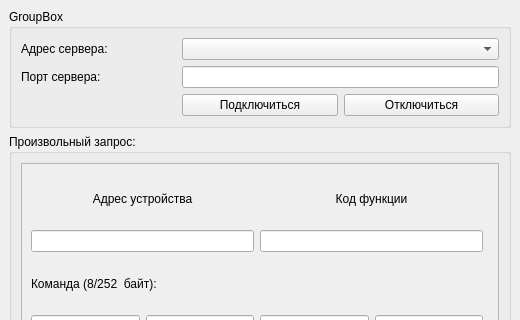
Above: modbustcpclient.ui from DenJonson/modbusTCP-client_qt before the change; both pictures show x 0 to 520 and y 0 to 320 of the 520 by 831 pixel window. Below: the same form after it.
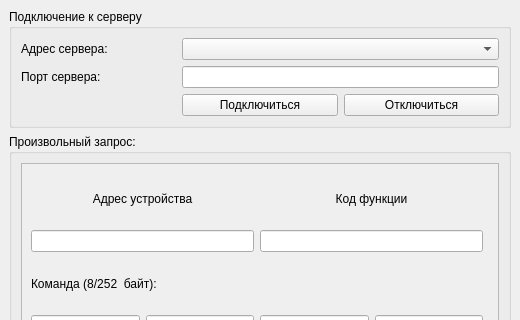
That is the form after the change.

Diff of the .ui file:
```diff
--- a/modbustcpclient.ui
+++ b/modbustcpclient.ui
@@ -24,7 +24,7 @@
     <item>
      <widget class="QGroupBox" name="groupBox_2">
       <property name="title">
-       <string>GroupBox</string>
+       <string>Подключение к серверу</string>
       </property>
       <layout class="QGridLayout" name="gridLayout_4">
        <item row="0" column="0">
```
